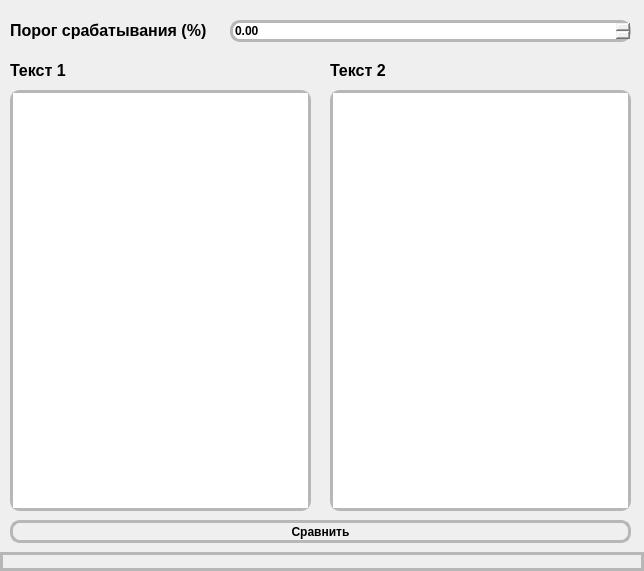
Qt form AntiPlagiarism.ui (Kimiroshi/Cupol) before a commit.
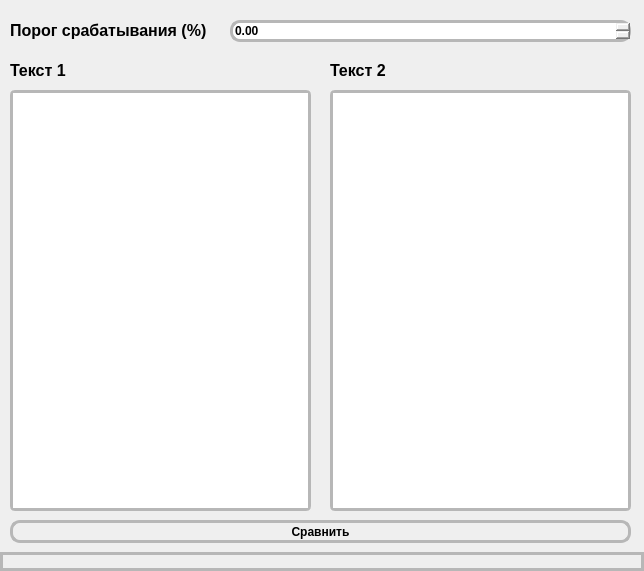
The same form after that commit.

Diff of the .ui file:
```diff
--- a/AntiPlagiarism.ui
+++ b/AntiPlagiarism.ui
@@ -101,7 +101,7 @@
     </property>
     <property name="styleSheet">
      <string notr="true">background: none;
-border-radius: 10px;
+border-radius: 5px;
 border: 3px solid #b7b7b7;
 </string>
     </property>
@@ -143,7 +143,7 @@
     </property>
     <property name="styleSheet">
      <string notr="true">background: none;
-border-radius: 10px;
+border-radius: 5px;
 border: 3px solid #b7b7b7;
 </string>
     </property>
```
